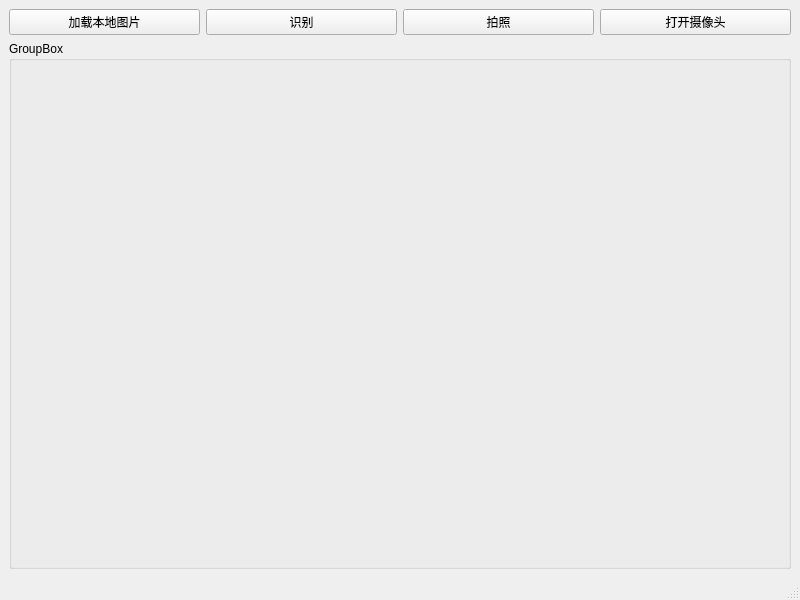
Above: Qt_Ui/cameraWin.ui from Jyunmau/IMG-REC before the change. Below: the same form after it.
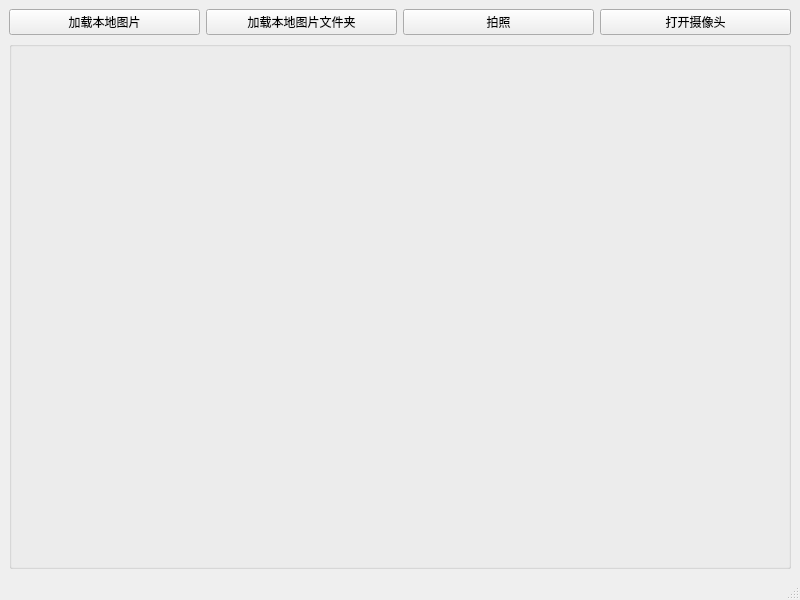
That is the form after the change.

Commit message: 识别弹窗和其他优化

Diff of the .ui file:
```diff
--- a/Qt_Ui/cameraWin.ui
+++ b/Qt_Ui/cameraWin.ui
@@ -29,7 +29,7 @@
         <item>
          <widget class="QPushButton" name="reconitionButton">
           <property name="text">
-           <string>识别</string>
+           <string>加载本地图片文件夹</string>
           </property>
          </widget>
         </item>
@@ -58,7 +58,7 @@
          </sizepolicy>
         </property>
         <property name="title">
-         <string>GroupBox</string>
+         <string/>
         </property>
         <layout class="QHBoxLayout" name="horizontalLayout_3">
          <item>
```
Left out of the diff: 2 changed lines with no effect on the pictures. The commit also changes 9 other files.
